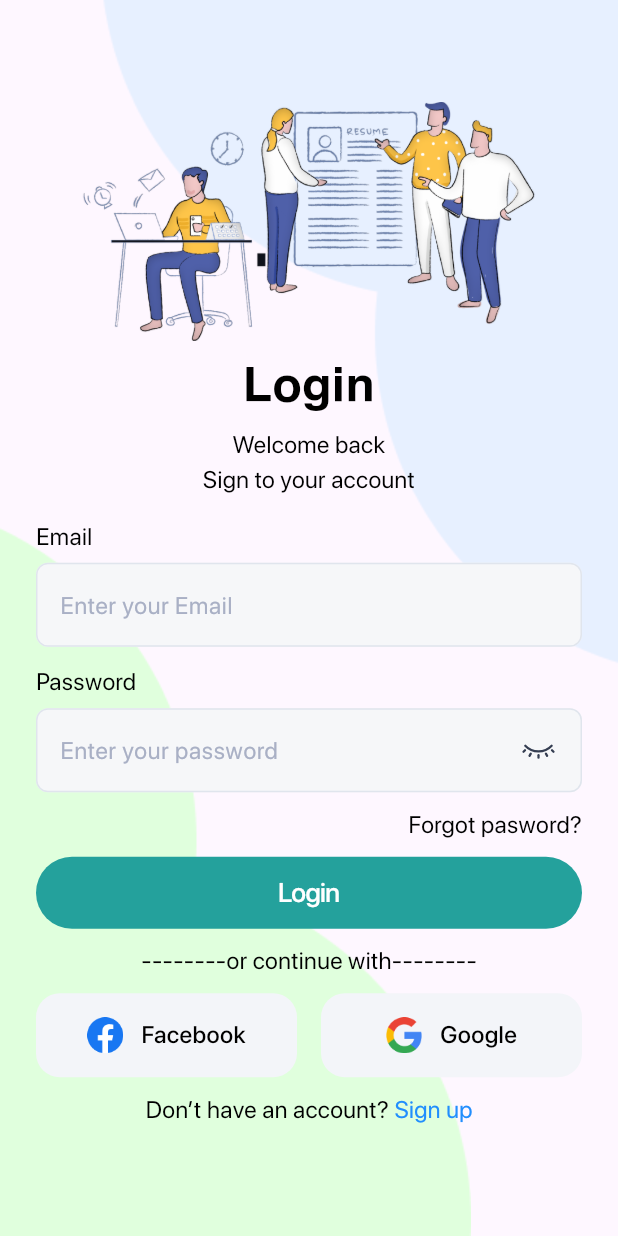
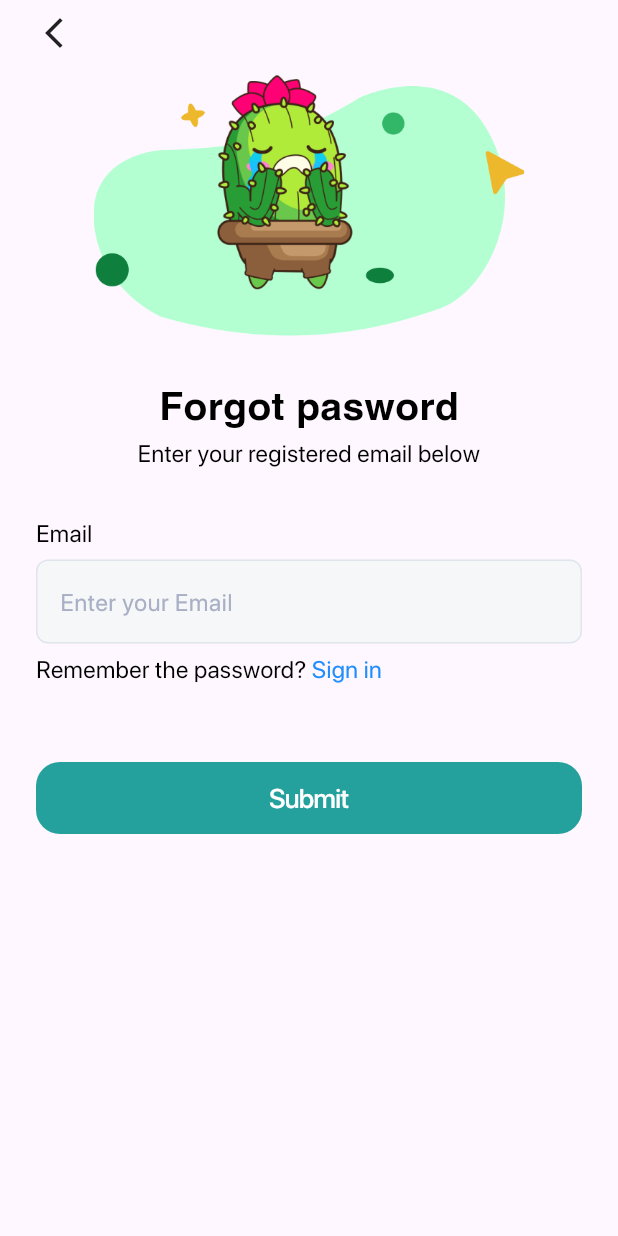
Before and after one commit to viettranvan/todyapp, a Flutter app: the LoginPage screen opened by its route, after a tap on "Forgot pasword?", on a phone screen of 412 x 824 dp. Run offline on Flutter 3.47's test engine with Material 2 defaults, Android fonts, the phone set to English and light mode, and no system bars; our stand-ins replace auto_route, flutter_svg, smooth_page_indicator; generated files the repository leaves out were written again.

Commit message:
forgot password UI

```diff
--- a/lib/components/button/button.dart
+++ b/lib/components/button/button.dart
@@ -35,8 +35,8 @@ class AppButton extends StatelessWidget {
     return Container(
       width: width,
       height: height,
-      decoration: ShapeDecoration(
-        shape: const StadiumBorder(),
+      decoration: BoxDecoration(
+        borderRadius: BorderRadius.circular(16),
         color: buttonStyle.backgroundColor,
       ),
       child: CupertinoButton(
--- a/lib/l10n/app_en.arb
+++ b/lib/l10n/app_en.arb
@@ -17,8 +17,10 @@
   "hintEmail": "Enter your Email",
   "hintPassword": "Enter your password",
   "login": "Login",
+  "submit": "Submit",
   "signUp": "Sign up",
-  "forgotPassword": "Forgot pasword?",
+  "signIn": "Sign in",
+  "forgotPassword": "Forgot pasword",
   "welcomeBack": "Welcome back\nSign to your account",
   "username": "Username",
   "password": "Password",
@@ -26,7 +28,13 @@
   "google": "Google",
   "or": "--------or continue with--------",
   "dontHaveAccount": "Don’t have an account? ",
-  "next": "Next"
-
+  "next": "Next",
+  "enterEmailRegister": "Enter your registered email below",
+  "rememberPassword": "Remember the password? ",
+  "success": "Success",
+  "checkYourEmail": "Please check your email for create a new password",
+  "cantGetEmail": "Can't get email? ",
+  "reSubmit": "Resubmit",
+  "backToLogin": "Back to login"
 
 }
--- /dev/null
+++ b/lib/pages/forgot_password/forgot_password_page.dart
@@ -0,0 +1,83 @@
+import 'package:auto_route/auto_route.dart';
+import 'package:flutter/gestures.dart';
+import 'package:flutter/material.dart';
+import 'package:todyapp/components/index.dart';
+import 'package:todyapp/pages/forgot_password/views/index.dart';
+import 'package:todyapp/router/router.gr.dart';
+import 'package:todyapp/utils/index.dart';
+
+final _formKey = GlobalKey<FormState>();
+
+@RoutePage()
+class ForgotPasswordPage extends StatelessWidget {
+  const ForgotPasswordPage({super.key});
+
+  @override
+  Widget build(BuildContext context) {
+    return AppBase(
+      dismissKeyboard: true,
+      child: Scaffold(
+        body: Padding(
+          padding: const EdgeInsets.symmetric(horizontal: 24),
+          child: SingleChildScrollView(
+            child: Column(
+              crossAxisAlignment: CrossAxisAlignment.start,
+              children: [
+                SizedBox(height: MediaQuery.paddingOf(context).top + 10),
+                InkWell(
+                  onTap: () => Navigator.pop(context),
+                  child: const Icon(Icons.arrow_back_ios_new),
+                ),
+                const SizedBox(height: 10),
+                const HeaderSection(),
+                const SizedBox(height: 30),
+                Text(context.strings.email,
+                    style: AppTextStyles.sfProRegular16),
+                const SizedBox(height: 6),
+                Form(
+                  key: _formKey,
+                  child: AppTextField(
+                    controller: TextEditingController(),
+                    hintText: context.strings.hintEmail,
+                    textInputAction: TextInputAction.done,
+                    validator: emailValidator,
+                  ),
+                ),
+                const SizedBox(height: 6),
+                Text.rich(
+                  TextSpan(
+                    text: context.strings.rememberPassword,
+                    style: AppTextStyles.sfProRegular16,
+                    children: [
+                      TextSpan(
+                        text: context.strings.signIn,
+                        recognizer: TapGestureRecognizer()
+                          ..onTap = () => Navigator.pop(context),
+                        style: AppTextStyles.sfProRegular16.copyWith(
+                          color: AppColors.brandSecondary,
+                        ),
+                      ),
+                    ],
+                  ),
+                ),
+                const SizedBox(height: 50),
+                AppButton(
+                  width: double.infinity,
+                  title: context.strings.submit,
+                  onPressed: () => _onSubmit(context),
+                )
+              ],
+            ),
+          ),
+        ),
+      ),
+    );
+  }
+
+  _onSubmit(BuildContext context) {
+    // if (_formKey.currentState!.validate()) {
+    //   context.router.push(const ForgotPasswordSuccessRoute());
+    // }
+    context.router.push(const ForgotPasswordSuccessRoute());
+  }
+}
--- /dev/null
+++ b/lib/pages/forgot_password/index.dart
@@ -0,0 +1 @@
+export 'forgot_password_page.dart';
--- /dev/null
+++ b/lib/pages/forgot_password/views/header_secttion.dart
@@ -0,0 +1,26 @@
+import 'package:flutter/material.dart';
+import 'package:todyapp/utils/index.dart';
+
+class HeaderSection extends StatelessWidget {
+  const HeaderSection({super.key});
+
+  @override
+  Widget build(BuildContext context) {
+    return Column(
+      crossAxisAlignment: CrossAxisAlignment.center,
+      children: [
+        Image.asset(
+          AppAssets.forgotPassword1,
+          height: 180,
+        ),
+        const SizedBox(height: 30, width: double.infinity),
+        Text(
+          context.strings.forgotPassword,
+          style: AppTextStyles.helveticaBold26,
+        ),
+        Text(context.strings.enterEmailRegister,
+            textAlign: TextAlign.center, style: AppTextStyles.sfProRegular16),
+      ],
+    );
+  }
+}
--- /dev/null
+++ b/lib/pages/forgot_password/views/index.dart
@@ -0,0 +1 @@
+export 'header_secttion.dart';
--- /dev/null
+++ b/lib/pages/forgot_password_success/index.dart
@@ -0,0 +1 @@
+export 'forgot_password_success_page.dart';
--- a/lib/pages/login/login_page.dart
+++ b/lib/pages/login/login_page.dart
@@ -2,6 +2,7 @@ import 'package:auto_route/auto_route.dart';
 import 'package:flutter/material.dart';
 import 'package:todyapp/components/index.dart';
 import 'package:todyapp/pages/login/views/index.dart';
+import 'package:todyapp/router/router.gr.dart';
 import 'package:todyapp/utils/index.dart';
 
 enum _LoginSection {
@@ -101,7 +102,10 @@ class LoginPage extends StatelessWidget {
         );
       case _LoginSection.loginAction:
         return LoginActionSection(
-          onTapForgotPassword: () {},
+          onTapForgotPassword: () {
+            _formKey.currentState!.reset();
+            context.router.push(const ForgotPasswordRoute());
+          },
           onTapLogin: () => _onTapLogin(context),
           onTapFacebook: () {},
           onTapGoogle: () {},
@@ -113,25 +117,6 @@ class LoginPage extends StatelessWidget {
     }
   }
 
-  String? emailValidator(String? value) {
-    if (value == null || value.isEmpty) {
-      return 'Email should not be empty';
-    } else if (!regexValidEmail.hasMatch(value)) {
-      return 'Please enter a valid email';
-    }
-    return null;
-  }
-
-  String? passwordValidator(String? value) {
-    if (value == null || value.isEmpty) {
-      return 'Please enter some text';
-    } else if (!regexValidPassword.hasMatch(value)) {
-      return 'Please enter a valid password';
-    }
-
-    return null;
-  }
-
   void _onTapLogin(BuildContext context) {
     if (_formKey.currentState!.validate()) {
       // navigate to main page
--- a/lib/pages/login/views/login_action_section.dart
+++ b/lib/pages/login/views/login_action_section.dart
@@ -31,7 +31,7 @@ class LoginActionSection extends StatelessWidget {
           GestureDetector(
             onTap: onTapForgotPassword,
             child: Text(
-              context.strings.forgotPassword,
+              '${context.strings.forgotPassword}?',
               style: AppTextStyles.sfProRegular16,
             ),
           ),
@@ -86,6 +86,7 @@ class LoginActionSection extends StatelessWidget {
                   ]),
             ),
           ),
+          const SizedBox(height: 20),
         ],
       ),
     );
--- a/lib/router/router.dart
+++ b/lib/router/router.dart
@@ -28,6 +28,14 @@ final _authenticationRoute = CustomRoute(
       path: 'login',
       page: LoginRoute.page,
     ),
+    AutoRoute(
+      path: 'forgot-password',
+      page: ForgotPasswordRoute.page,
+    ),
+    AutoRoute(
+      path: 'forgot-password-success',
+      page: ForgotPasswordSuccessRoute.page,
+    ),
   ],
 );
 
--- a/lib/utils/app_utils/app_assets.dart
+++ b/lib/utils/app_utils/app_assets.dart
@@ -11,6 +11,8 @@ class AppAssets {
   static const illustration = 'assets/images/login-illustration.png';
   static const facebookLogo = 'assets/images/facabook-logo.png';
   static const googleLogo = 'assets/images/google-logo.png';
+  static const forgotPassword1 = 'assets/images/bg-forgot-password1.png';
+  static const forgotPassword2 = 'assets/images/bg-forgot-password2.png';
 
   // icons
   static const logoOnboarding = 'assets/icons/logo-onboarding.svg';
--- a/lib/utils/app_utils/app_color.dart
+++ b/lib/utils/app_utils/app_color.dart
@@ -5,6 +5,7 @@ class AppColors {
 
   static const Color neturalWhite = Color(0xffffffff);
   static const Color neturalBlack = Color(0xff000000);
+  static const Color neturalGreen = Color(0xff32B768);
   static const Color neturalPrimary = Color(0xff1B1C1F);
   static const Color neturalSecondary = Color(0xff767E8C);
   static const Color neturalBackground = Color(0xffF6F7F9);
--- a/lib/utils/app_utils/app_style.dart
+++ b/lib/utils/app_utils/app_style.dart
@@ -43,6 +43,13 @@ class AppTextStyles {
   );
 
   //************** SF PRO SEMIBOLD ******************
+  static TextStyle sfProBold16 = const TextStyle(
+    fontFamily: 'Sf-pro-display',
+    fontSize: 16,
+    fontWeight: FontWeight.w700,
+    color: AppColors.neturalBlack,
+  );
+
   static TextStyle sfProSemiBold26 = const TextStyle(
     fontFamily: 'Sf-pro-display',
     fontSize: 26,
--- a/pubspec.yaml
+++ b/pubspec.yaml
@@ -42,6 +42,8 @@ flutter:
           weight: 500
         - asset: assets/fonts/SFPRODISPLAYSEMIBOLDITALIC.OTF
           weight: 600
+        - asset: assets/fonts/SFPRODISPLAYBOLD.OTF
+          weight: 700
     - family: Helvetica
       fonts:
         - asset: assets/fonts/Helvetica-Bold.ttf
```
Also changed, not shown: lib/pages/forgot_password_success/forgot_password_success_page.dart (added, +63 -0 lines), lib/utils/utils.dart (+19 -0 lines), assets/fonts/SFPRODISPLAYBOLD.OTF (added), assets/images/bg-forgot-password1.png (added), assets/images/bg-forgot-password2.png (added), assets/images/bg-forgot-password3.png (added), lib/router/router.gr.dart.
